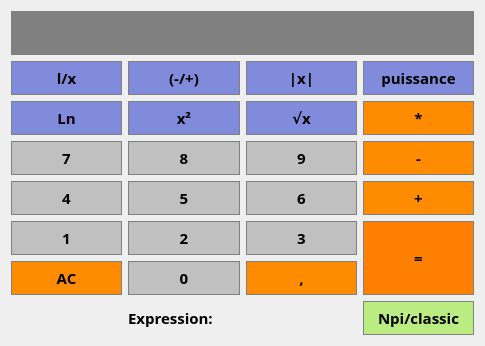
The window that ui/user_input_ihm.ui (cpp-2021/ultimate-calculator) describes before a commit, drawn with Qt 5.
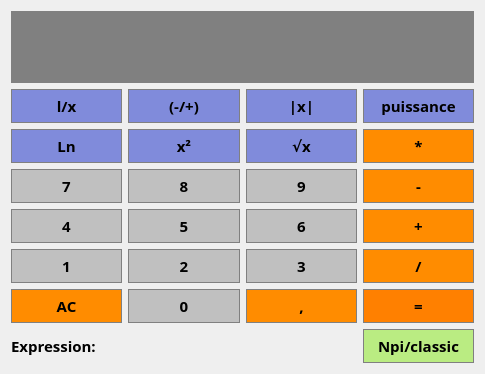
The same window after the commit.

Commit message: Fix Division, Possibilite expressions multi-couches, simplifications generalisees

Patch:
```diff
--- a/ui/user_input_ihm.ui
+++ b/ui/user_input_ihm.ui
@@ -7,7 +7,7 @@
     <x>0</x>
     <y>0</y>
     <width>485</width>
-    <height>309</height>
+    <height>374</height>
    </rect>
   </property>
   <layout class="QGridLayout" name="gridLayout">
@@ -793,70 +793,6 @@
      </property>
     </widget>
    </item>
-   <item row="5" column="3" rowspan="2">
-    <widget class="QPushButton" name="ButtonEquals">
-     <property name="sizePolicy">
-      <sizepolicy hsizetype="Preferred" vsizetype="Preferred">
-       <horstretch>0</horstretch>
-       <verstretch>0</verstretch>
-      </sizepolicy>
-     </property>
-     <property name="font">
-      <font>
-       <family>Open Sans</family>
-       <pointsize>11</pointsize>
-       <weight>75</weight>
-       <bold>true</bold>
-      </font>
-     </property>
-     <property name="styleSheet">
-      <string notr="true">QPushButton {
-	background-color: #FF8000;
-	border: 1px solid gray;
-	padding: 5px;
-}
-
-QPushButton:pressed {
-	background-color: #A9A9A9;
-	border: 1px solid gray;
-	padding: 5px;
-}</string>
-     </property>
-     <property name="text">
-      <string>=</string>
-     </property>
-    </widget>
-   </item>
-   <item row="8" column="2">
-    <widget class="QLabel" name="Expression">
-     <property name="font">
-      <font>
-       <family>Agency FB</family>
-       <pointsize>11</pointsize>
-       <weight>75</weight>
-       <bold>true</bold>
-      </font>
-     </property>
-     <property name="text">
-      <string/>
-     </property>
-    </widget>
-   </item>
-   <item row="8" column="1">
-    <widget class="QLabel" name="label">
-     <property name="font">
-      <font>
-       <family>Agency FB</family>
-       <pointsize>11</pointsize>
-       <weight>75</weight>
-       <bold>true</bold>
-      </font>
-     </property>
-     <property name="text">
-      <string>Expression:</string>
-     </property>
-    </widget>
-   </item>
    <item row="0" column="0" colspan="4">
     <widget class="QLineEdit" name="Display">
      <property name="sizePolicy">
@@ -891,6 +827,104 @@
      </property>
     </widget>
    </item>
+   <item row="6" column="3">
+    <widget class="QPushButton" name="ButtonEquals">
+     <property name="sizePolicy">
+      <sizepolicy hsizetype="Preferred" vsizetype="Preferred">
+       <horstretch>0</horstretch>
+       <verstretch>0</verstretch>
+      </sizepolicy>
+     </property>
+     <property name="font">
+      <font>
+       <family>Open Sans</family>
+       <pointsize>11</pointsize>
+       <weight>75</weight>
+       <bold>true</bold>
+      </font>
+     </property>
+     <property name="styleSheet">
+      <string notr="true">QPushButton {
+	background-color: #FF8000;
+	border: 1px solid gray;
+	padding: 5px;
+}
+
+QPushButton:pressed {
+	background-color: #A9A9A9;
+	border: 1px solid gray;
+	padding: 5px;
+}</string>
+     </property>
+     <property name="text">
+      <string>=</string>
+     </property>
+    </widget>
+   </item>
+   <item row="5" column="3">
+    <widget class="QPushButton" name="ButtonDiv">
+     <property name="sizePolicy">
+      <sizepolicy hsizetype="Preferred" vsizetype="Preferred">
+       <horstretch>0</horstretch>
+       <verstretch>0</verstretch>
+      </sizepolicy>
+     </property>
+     <property name="font">
+      <font>
+       <family>Open Sans</family>
+       <pointsize>11</pointsize>
+       <weight>75</weight>
+       <bold>true</bold>
+      </font>
+     </property>
+     <property name="styleSheet">
+      <string notr="true">QPushButton {
+	background-color: #FF8C00;
+	border: 1px solid gray;
+	padding: 5px;
+}
+
+QPushButton:pressed {
+	background-color: #A9A9A9;
+	border: 1px solid gray;
+	padding: 5px;
+}</string>
+     </property>
+     <property name="text">
+      <string>/</string>
+     </property>
+    </widget>
+   </item>
+   <item row="8" column="0">
+    <widget class="QLabel" name="label">
+     <property name="font">
+      <font>
+       <family>Agency FB</family>
+       <pointsize>11</pointsize>
+       <weight>75</weight>
+       <bold>true</bold>
+      </font>
+     </property>
+     <property name="text">
+      <string>Expression:</string>
+     </property>
+    </widget>
+   </item>
+   <item row="8" column="1" colspan="2">
+    <widget class="QLabel" name="Expression">
+     <property name="font">
+      <font>
+       <family>Agency FB</family>
+       <pointsize>11</pointsize>
+       <weight>75</weight>
+       <bold>true</bold>
+      </font>
+     </property>
+     <property name="text">
+      <string/>
+     </property>
+    </widget>
+   </item>
   </layout>
  </widget>
  <resources/>
```
The commit also changes 31 other files.
